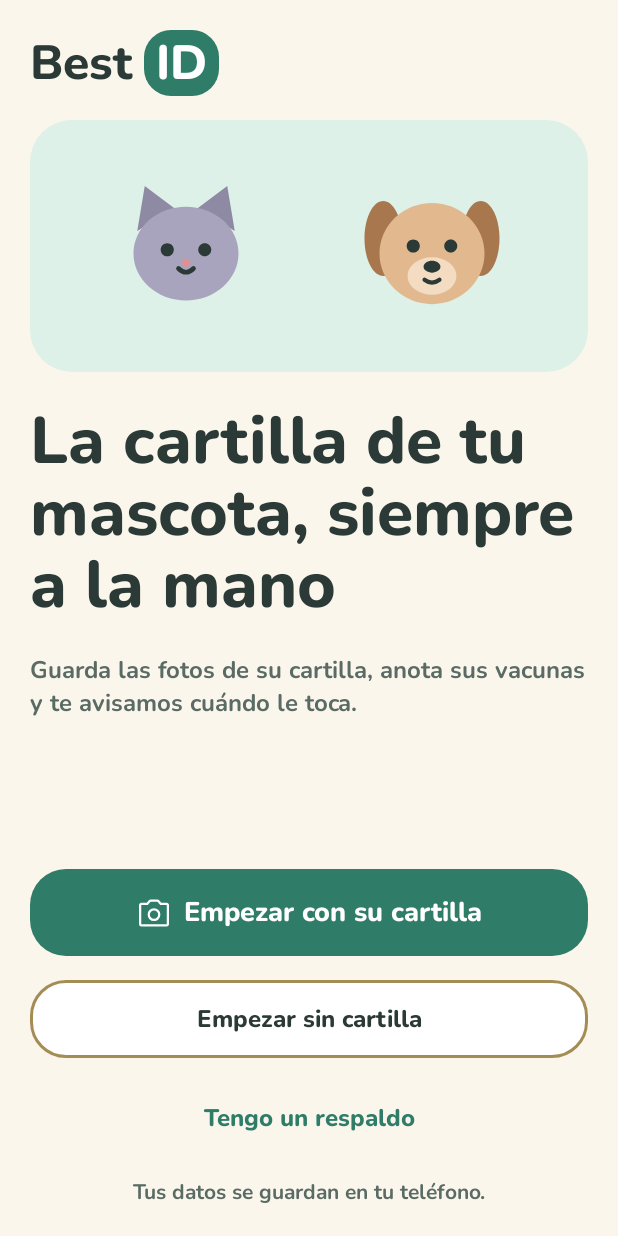
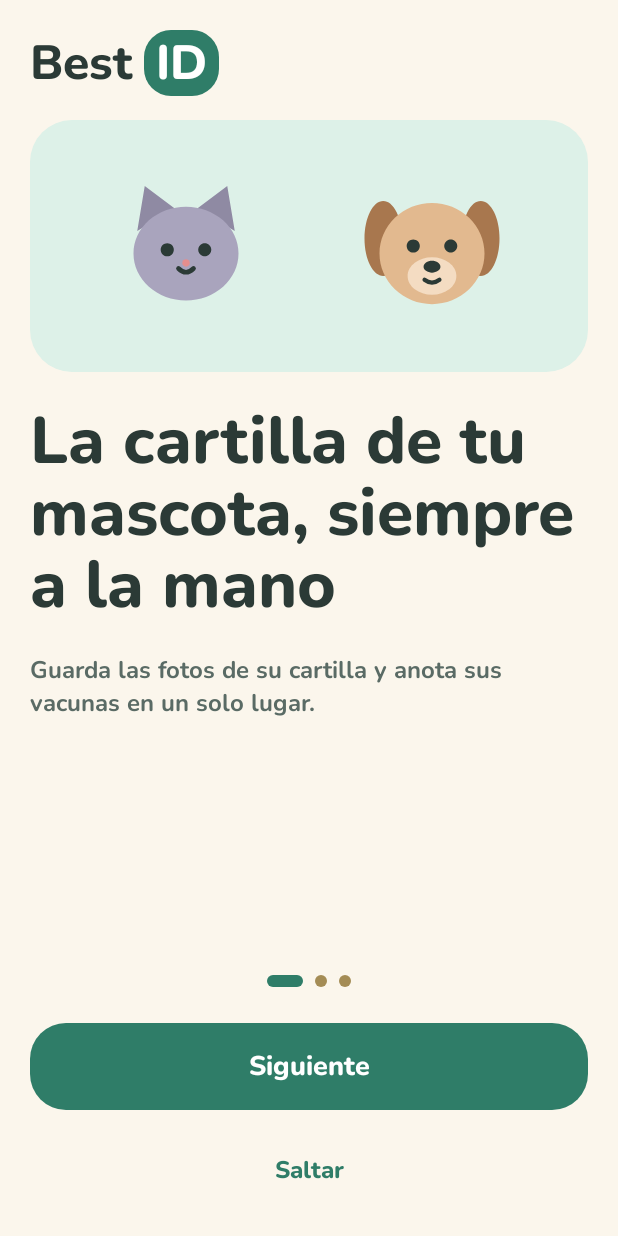
Before and after one commit to gonzalo-droid/pet-care, an Android app built with Jetpack Compose: the composable WelcomeScreen shown on its own in the app's theme, on a phone screen of 412 x 824 dp. Run offline under Robolectric (Android 15) with nearby library versions, the phone set to English and light mode, and no system bars; our stand-ins replace Compose Multiplatform resources; libraries missing offline, so code that uses them is left out: androidx.navigationevent, androidx.navigationevent.compose.

Commit message:
feat: Bienvenida en tres páginas con indicador (D46)
Qué es la app, qué guarda y los avisos con un ejemplo. Las dos primeras
tienen Siguiente y Saltar; la última, las acciones de siempre. Nuevo
PageIndicator en el design system.

```diff
--- a/core/designsystem/src/commonMain/kotlin/com/bestid/core/designsystem/catalog/ComponentCatalog.kt
+++ b/core/designsystem/src/commonMain/kotlin/com/bestid/core/designsystem/catalog/ComponentCatalog.kt
@@ -40,6 +40,7 @@ import com.bestid.core.designsystem.component.InfoCard
 import com.bestid.core.designsystem.component.ListRow
 import com.bestid.core.designsystem.component.LoadingState
 import com.bestid.core.designsystem.component.NotificationPreview
+import com.bestid.core.designsystem.component.PageIndicator
 import com.bestid.core.designsystem.component.PermissionCard
 import com.bestid.core.designsystem.component.PetAvatar
 import com.bestid.core.designsystem.component.PetIdCard
@@ -225,6 +226,7 @@ fun ComponentCatalog(title: String, onClose: () -> Unit) {
         SectionTitle("Estados")
         NotificationPreview(PreviewData.NOTIFICATION_TITLE, PreviewData.NOTIFICATION_BODY)
         CelebrationBadge(PreviewData.INFO)
+        PageIndicator(count = 3, current = 1, description = PreviewData.INFO)
         EmptyState(BestIdIcons.Vaccines, PreviewData.EMPTY_TITLE, PreviewData.EMPTY_BODY)
         LoadingState()
         ErrorState(PreviewData.ERROR, onRetry = {})
--- /dev/null
+++ b/core/designsystem/src/commonMain/kotlin/com/bestid/core/designsystem/component/PageIndicator.kt
@@ -0,0 +1,52 @@
+package com.bestid.core.designsystem.component
+
+import androidx.compose.animation.core.animateDpAsState
+import androidx.compose.foundation.background
+import androidx.compose.foundation.layout.Arrangement
+import androidx.compose.foundation.layout.Box
+import androidx.compose.foundation.layout.Row
+import androidx.compose.foundation.layout.height
+import androidx.compose.foundation.layout.width
+import androidx.compose.runtime.Composable
+import androidx.compose.runtime.getValue
+import androidx.compose.ui.Alignment
+import androidx.compose.ui.Modifier
+import androidx.compose.ui.semantics.clearAndSetSemantics
+import androidx.compose.ui.semantics.contentDescription
+import androidx.compose.ui.tooling.preview.Preview
+import com.bestid.core.designsystem.preview.PreviewSurface
+import com.bestid.core.designsystem.theme.BestIdTheme
+
+/**
+ * Puntos de un carrusel. El actual es más ancho y verde: la posición no depende solo del color.
+ * [description] es lo que lee el lector de pantalla ("Página 2 de 3").
+ */
+@Composable
+fun PageIndicator(count: Int, current: Int, description: String, modifier: Modifier = Modifier) {
+    val colors = BestIdTheme.colors
+    val sizes = BestIdTheme.sizes
+    Row(
+        modifier = modifier.clearAndSetSemantics { contentDescription = description },
+        horizontalArrangement = Arrangement.spacedBy(BestIdTheme.spacing.xs),
+        verticalAlignment = Alignment.CenterVertically,
+    ) {
+        repeat(count) { index ->
+            val selected = index == current
+            val width by animateDpAsState(if (selected) sizes.pageDotActive else sizes.pageDot)
+            Box(
+                Modifier
+                    .width(width)
+                    .height(sizes.pageDot)
+                    .background(if (selected) colors.primary else colors.outlineStrong, BestIdTheme.shapes.pill),
+            )
+        }
+    }
+}
+
+@Preview
+@Composable
+private fun PageIndicatorPreview() = PreviewSurface {
+    PageIndicator(count = 3, current = 0, description = "")
+    PageIndicator(count = 3, current = 1, description = "")
+    PageIndicator(count = 3, current = 2, description = "")
+}
--- a/core/designsystem/src/commonMain/kotlin/com/bestid/core/designsystem/theme/Dimens.kt
+++ b/core/designsystem/src/commonMain/kotlin/com/bestid/core/designsystem/theme/Dimens.kt
@@ -38,6 +38,12 @@ data class BestIdSizes(
     val thumb: Dp = 72.dp,
     /** Ilustraciones de gato y perro de la Bienvenida. */
     val illustration: Dp = 120.dp,
+    /** Íconos grandes de la introducción y su círculo de fondo. */
+    val introIcon: Dp = 32.dp,
+    val introIconCircle: Dp = 72.dp,
+    /** Puntos del indicador de páginas: el activo es más ancho (no solo cambia el color). */
+    val pageDot: Dp = 8.dp,
+    val pageDotActive: Dp = 24.dp,
     val border: Dp = 2.dp,
     val chartHeight: Dp = 200.dp,
     val ring: Dp = 112.dp,
--- a/feature/onboarding/src/commonMain/composeResources/values/strings.xml
+++ b/feature/onboarding/src/commonMain/composeResources/values/strings.xml
@@ -14,9 +14,18 @@
     <string name="permission_footnote">Puedes cambiarlo cuando quieras en los ajustes del teléfono.</string>
     <string name="permission_pet_fallback">tu mascota</string>
 
-    <!-- Bienvenida (O1) -->
+    <!-- Bienvenida (O1): tres páginas, la última con las acciones (D46) -->
     <string name="welcome_title">La cartilla de tu mascota, siempre a la mano</string>
-    <string name="welcome_body">Guarda las fotos de su cartilla, anota sus vacunas y te avisamos cuándo le toca.</string>
+    <string name="welcome_body">Guarda las fotos de su cartilla y anota sus vacunas en un solo lugar.</string>
+    <string name="welcome_history_title">Todo su historial en tu teléfono</string>
+    <string name="welcome_history_body">Vacunas, desparasitaciones y peso de cada mascota. Funciona sin internet y puedes enviar su ficha en PDF a tu veterinaria.</string>
+    <string name="welcome_reminders_title">Te avisamos cuándo le toca</string>
+    <string name="welcome_reminders_body">Una semana antes, un día antes y el mismo día de cada vacuna y desparasitación.</string>
+    <string name="welcome_example_title">Vacuna de Lilith</string>
+    <string name="welcome_example_body">A Lilith le toca su próxima vacuna en 7 días</string>
+    <string name="welcome_next">Siguiente</string>
+    <string name="welcome_skip">Saltar</string>
+    <string name="welcome_page">Página %1$d de %2$d</string>
     <string name="welcome_scan">Empezar con su cartilla</string>
     <string name="welcome_without_card">Empezar sin cartilla</string>
     <string name="welcome_restore">Tengo un respaldo</string>
--- a/feature/onboarding/src/commonMain/kotlin/com/bestid/feature/onboarding/WelcomeScreen.kt
+++ b/feature/onboarding/src/commonMain/kotlin/com/bestid/feature/onboarding/WelcomeScreen.kt
@@ -3,16 +3,23 @@ package com.bestid.feature.onboarding
 import androidx.compose.foundation.Image
 import androidx.compose.foundation.background
 import androidx.compose.foundation.layout.Arrangement
+import androidx.compose.foundation.layout.Box
+import androidx.compose.foundation.layout.ColumnScope
+import androidx.compose.foundation.layout.PaddingValues
 import androidx.compose.foundation.layout.Row
-import androidx.compose.foundation.layout.PaddingValues
 import androidx.compose.foundation.layout.fillMaxSize
 import androidx.compose.foundation.layout.fillMaxWidth
+import androidx.compose.foundation.layout.heightIn
 import androidx.compose.foundation.layout.navigationBarsPadding
 import androidx.compose.foundation.layout.padding
 import androidx.compose.foundation.layout.size
 import androidx.compose.foundation.layout.statusBarsPadding
+import androidx.compose.foundation.pager.HorizontalPager
+import androidx.compose.foundation.pager.rememberPagerState
+import androidx.compose.material3.Icon
 import androidx.compose.material3.Text
 import androidx.compose.runtime.Composable
+import androidx.compose.runtime.rememberCoroutineScope
 import androidx.compose.ui.Alignment
 import androidx.compose.ui.Modifier
 import androidx.compose.ui.semantics.heading
@@ -20,6 +27,8 @@ import androidx.compose.ui.semantics.semantics
 import androidx.compose.ui.text.style.TextAlign
 import com.bestid.core.designsystem.component.BrandLogo
 import com.bestid.core.designsystem.component.FillScrollColumn
+import com.bestid.core.designsystem.component.NotificationPreview
+import com.bestid.core.designsystem.component.PageIndicator
 import com.bestid.core.designsystem.component.PrimaryButton
 import com.bestid.core.designsystem.component.SecondaryButton
 import com.bestid.core.designsystem.component.TextAction
@@ -27,23 +36,54 @@ import com.bestid.core.designsystem.icon.BestIdIcons
 import com.bestid.core.designsystem.theme.BestIdTheme
 import com.bestid.feature.onboarding.resources.Res
 import com.bestid.feature.onboarding.resources.welcome_body
+import com.bestid.feature.onboarding.resources.welcome_example_body
+import com.bestid.feature.onboarding.resources.welcome_example_title
+import com.bestid.feature.onboarding.resources.welcome_history_body
+import com.bestid.feature.onboarding.resources.welcome_history_title
+import com.bestid.feature.onboarding.resources.welcome_next
+import com.bestid.feature.onboarding.resources.welcome_page
 import com.bestid.feature.onboarding.resources.welcome_privacy
+import com.bestid.feature.onboarding.resources.welcome_reminders_body
+import com.bestid.feature.onboarding.resources.welcome_reminders_title
 import com.bestid.feature.onboarding.resources.welcome_restore
 import com.bestid.feature.onboarding.resources.welcome_scan
+import com.bestid.feature.onboarding.resources.welcome_skip
 import com.bestid.feature.onboarding.resources.welcome_title
 import com.bestid.feature.onboarding.resources.welcome_without_card
+import kotlinx.coroutines.launch
+import org.jetbrains.compose.resources.DrawableResource
+import org.jetbrains.compose.resources.StringResource
 import org.jetbrains.compose.resources.painterResource
 import org.jetbrains.compose.resources.stringResource
 
+private const val PAGES = 3
+
 /**
- * Bienvenida (O1), cuando no hay mascotas. "Empezar con su cartilla" pide primero la mascota (nombre
- * y especie) y sigue a las fotos de la cartilla; la lectura automática llega después (D29).
+ * Bienvenida (O1), cuando no hay mascotas: tres páginas que cuentan qué es la app (D46). Las dos
+ * primeras tienen "Siguiente" y "Saltar"; la última, las acciones de siempre. "Empezar con su
+ * cartilla" pide primero la mascota y sigue a las fotos; la lectura automática llega después (D29).
  */
 @Composable
 fun WelcomeScreen(onStartWithCard: () -> Unit, onStartWithoutCard: () -> Unit, onRestore: () -> Unit) {
-    val colors = BestIdTheme.colors
-    FillScrollColumn(
-        bottom = {
+    val pager = rememberPagerState { PAGES }
+    val scope = rememberCoroutineScope()
+    fun goTo(page: Int) = scope.launch { pager.animateScrollToPage(page) }
+
+    HorizontalPager(
+        state = pager,
+        modifier = Modifier.fillMaxSize().background(BestIdTheme.colors.bg),
+    ) { page ->
+        WelcomePage(page) {
+            PageIndicator(
+                count = PAGES,
+                current = page,
+                description = stringResource(Res.string.welcome_page, page + 1, PAGES),
+                modifier = Modifier.align(Alignment.CenterHorizontally).padding(bottom = BestIdTheme.spacing.xs),
+            )
+            if (page < PAGES - 1) {
+                PrimaryButton(stringResource(Res.string.welcome_next), onClick = { goTo(page + 1) })
+                TextAction(stringResource(Res.string.welcome_skip), onClick = { goTo(PAGES - 1) }, modifier = Modifier.align(Alignment.CenterHorizontally))
+            } else {
                 PrimaryButton(stringResource(Res.string.welcome_scan), onClick = onStartWithCard, icon = BestIdIcons.PhotoCamera)
                 SecondaryButton(stringResource(Res.string.welcome_without_card), onClick = onStartWithoutCard)
                 // Teléfono nuevo: importar el respaldo del anterior (sección 13).
@@ -51,31 +91,96 @@ fun WelcomeScreen(onStartWithCard: () -> Unit, onStartWithoutCard: () -> Unit, o
                 Text(
                     stringResource(Res.string.welcome_privacy),
                     style = BestIdTheme.typography.support,
-                color = colors.muted,
+                    color = BestIdTheme.colors.muted,
                     textAlign = TextAlign.Center,
                     modifier = Modifier.fillMaxWidth(),
                 )
-        },
-        modifier = Modifier
-            .fillMaxSize()
-            .background(colors.bg)
-            .statusBarsPadding()
-            .navigationBarsPadding(),
+            }
+        }
+    }
+}
+
+@Composable
+private fun WelcomePage(page: Int, bottom: @Composable ColumnScope.() -> Unit) {
+    val (title, body) = when (page) {
+        0 -> Res.string.welcome_title to Res.string.welcome_body
+        1 -> Res.string.welcome_history_title to Res.string.welcome_history_body
+        else -> Res.string.welcome_reminders_title to Res.string.welcome_reminders_body
+    }
+    FillScrollColumn(
+        bottom = bottom,
+        modifier = Modifier.fillMaxSize().statusBarsPadding().navigationBarsPadding(),
         contentPadding = PaddingValues(horizontal = BestIdTheme.spacing.screen, vertical = BestIdTheme.spacing.lg),
     ) {
         BrandLogo()
-        Row(
-            modifier = Modifier
-                .fillMaxWidth()
-                .background(colors.primarySoft, BestIdTheme.shapes.cardLarge)
-                .padding(vertical = BestIdTheme.spacing.xl),
-            horizontalArrangement = Arrangement.SpaceEvenly,
-            verticalAlignment = Alignment.CenterVertically,
-        ) {
+        when (page) {
+            0 -> PetsArt()
+            1 -> HistoryArt()
+            else -> ReminderArt()
+        }
+        PageText(title, body)
+    }
+}
+
+@Composable
+private fun PageText(title: StringResource, body: StringResource) {
+    Text(stringResource(title), style = BestIdTheme.typography.hero, modifier = Modifier.semantics { heading() })
+    Text(stringResource(body), style = BestIdTheme.typography.body, color = BestIdTheme.colors.muted)
+}
+
+/** Gato y perro sobre el fondo verde suave. */
+@Composable
+private fun PetsArt() = ArtBox {
+    ArtRow {
         Image(painterResource(BestIdIcons.CatIllustration), contentDescription = null, modifier = Modifier.size(BestIdTheme.sizes.illustration))
         Image(painterResource(BestIdIcons.DogIllustration), contentDescription = null, modifier = Modifier.size(BestIdTheme.sizes.illustration))
     }
-        Text(stringResource(Res.string.welcome_title), style = BestIdTheme.typography.hero, modifier = Modifier.semantics { heading() })
-        Text(stringResource(Res.string.welcome_body), style = BestIdTheme.typography.body, color = colors.muted)
+}
+
+/** Vacunas, cuidados y peso: lo que guarda la app. */
+@Composable
+private fun HistoryArt() = ArtBox {
+    ArtRow { listOf(BestIdIcons.Vaccines, BestIdIcons.Health, BestIdIcons.Weight).forEach { ArtIcon(it) } }
+}
+
+/** Un aviso de ejemplo, como llega al teléfono. */
+@Composable
+private fun ReminderArt() = ArtBox {
+    NotificationPreview(
+        title = stringResource(Res.string.welcome_example_title),
+        body = stringResource(Res.string.welcome_example_body),
+        modifier = Modifier.fillMaxWidth().padding(horizontal = BestIdTheme.spacing.md),
+    )
+}
+
+/** Mismo alto mínimo en las tres páginas, para que el título no salte al deslizar. */
+@Composable
+private fun ArtBox(content: @Composable () -> Unit) {
+    Box(
+        modifier = Modifier
+            .fillMaxWidth()
+            .background(BestIdTheme.colors.primarySoft, BestIdTheme.shapes.cardLarge)
+            .padding(vertical = BestIdTheme.spacing.xl)
+            .heightIn(min = BestIdTheme.sizes.illustration),
+        contentAlignment = Alignment.Center,
+    ) { content() }
+}
+
+@Composable
+private fun ArtRow(content: @Composable () -> Unit) {
+    Row(
+        modifier = Modifier.fillMaxWidth(),
+        horizontalArrangement = Arrangement.SpaceEvenly,
+        verticalAlignment = Alignment.CenterVertically,
+    ) { content() }
+}
+
+@Composable
+private fun ArtIcon(icon: DrawableResource) {
+    Box(
+        Modifier.size(BestIdTheme.sizes.introIconCircle).background(BestIdTheme.colors.surface, BestIdTheme.shapes.pill),
+        contentAlignment = Alignment.Center,
+    ) {
+        Icon(painterResource(icon), contentDescription = null, tint = BestIdTheme.colors.primary, modifier = Modifier.size(BestIdTheme.sizes.introIcon))
     }
 }
```
Also changed, not shown: 2 other files. Lines whose indentation alone changed are shown as unchanged.
